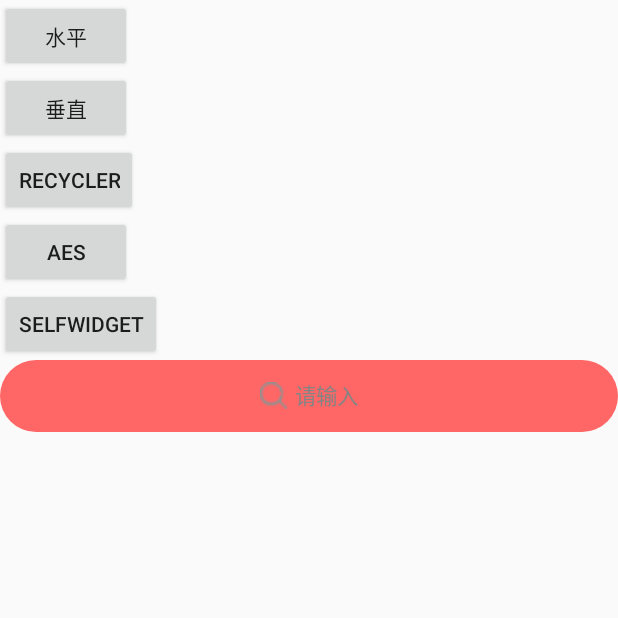
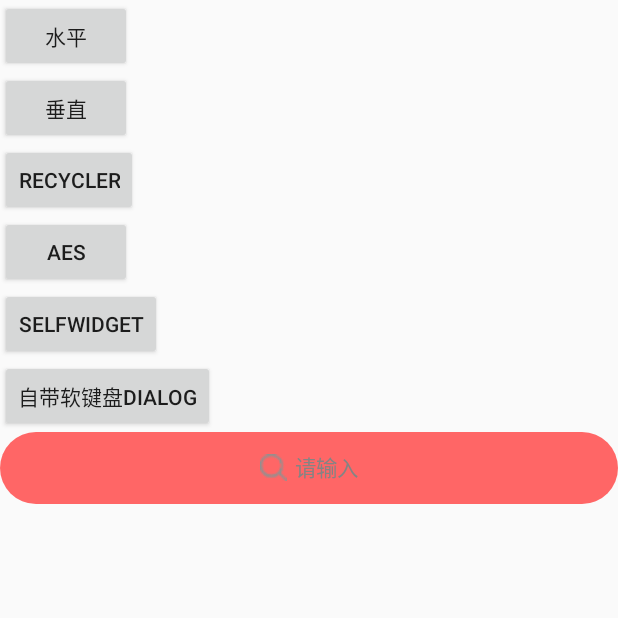
Before and after one commit to ZmjDns/viewpagertest, an Android app: the screen it shows after launch (MainActivity), on a phone screen of 412 x 824 dp, the top half of it. Run offline under Robolectric (Android 15) with nearby library versions, the phone set to English and light mode, and no system bars; our stand-ins replace Picasso; pictures from the network do not load.

Commit message:
自定义自动弹出软键盘dialog

```diff
--- a/app/src/main/java/com/zmj/viewpagertest/MainActivity.java
+++ b/app/src/main/java/com/zmj/viewpagertest/MainActivity.java
@@ -13,6 +13,7 @@ import com.zmj.viewpagertest.horizontalviewpager.TestHorizontalViewPagerOneAct;
 import com.zmj.viewpagertest.recyclerview.TestRecyclerViewOneAct;
 import com.zmj.viewpagertest.selfdefinview.MySelfDefinedViewAct;
 import com.zmj.viewpagertest.verticalviewpager.TestVerticalViewPagerOneAct;
+import com.zmj.viewpagertest.widget.CustomedDialog;
 
 public class MainActivity extends AppCompatActivity {
 
@@ -46,6 +47,10 @@ public class MainActivity extends AppCompatActivity {
     public void selfWidget(View view){
         startActivity(new Intent(this, MySelfDefinedViewAct.class));
     }
+    public void customDialog(View view){
+        CustomedDialog customedDialog = new CustomedDialog(this);
+        customedDialog.show();
+    }
 
     @Override
     protected void onDestroy() {
--- a/app/src/main/res/layout/activity_main.xml
+++ b/app/src/main/res/layout/activity_main.xml
@@ -41,6 +41,11 @@
         android:layout_height="wrap_content"
         android:onClick="selfWidget"
         android:text="selfWidget"/>
+    <Button
+        android:layout_width="wrap_content"
+        android:layout_height="wrap_content"
+        android:onClick="customDialog"
+        android:text="自带软键盘dialog"/>
 
     <com.zmj.viewpagertest.widget.SearchView
         android:layout_width="match_parent"
```
